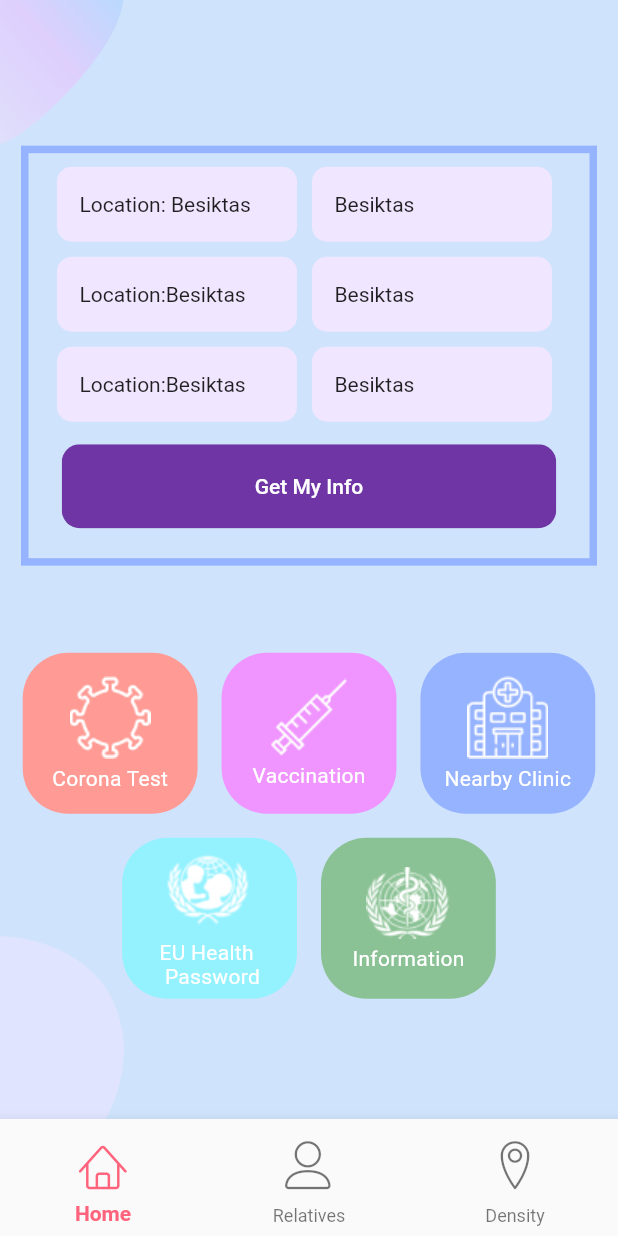
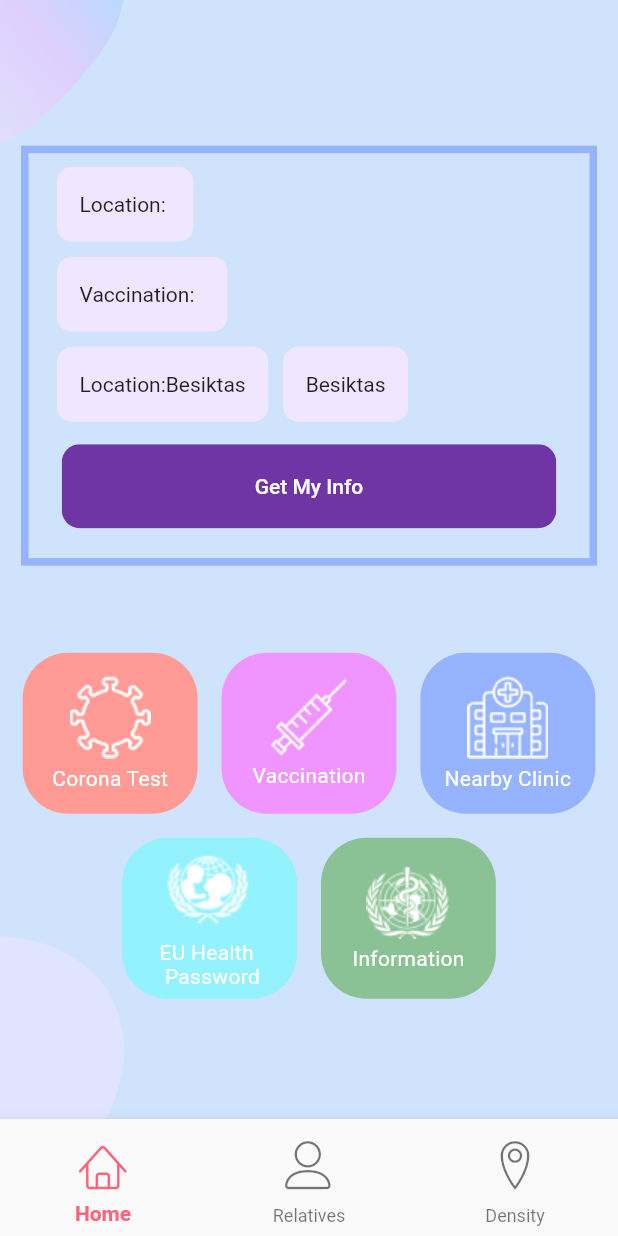
Before and after one commit to burhanemirkeles/capstone_project, a Flutter app: the screen it shows after launch, on a phone screen of 412 x 824 dp. Run offline on Flutter 3.47's test engine with Material 2 defaults, Android fonts, the phone set to English and light mode, and no system bars; our stand-ins replace cloud_firestore, firebase_auth, firebase_core, firebase_database, geolocator, google_fonts and 2 more; missing offline and left inert: geocoder; accounts and stored records are empty.

Commit message:
bug fixed

```diff
--- a/mobile/lib/components/customTextLabelContainer.dart
+++ b/mobile/lib/components/customTextLabelContainer.dart
@@ -22,7 +22,7 @@ class _CustomTextLabelContainerState extends State<CustomTextLabelContainer> {
       alignment: Alignment.center,
       margin: const EdgeInsets.symmetric(vertical: 5, horizontal: 5),
       padding: const EdgeInsets.all(15),
-      width: 160,
+      //width: 160,
       height: 50,
       decoration: BoxDecoration(
         color: kPrimaryLightColor,
--- a/mobile/lib/screens/Home_Page/body.dart
+++ b/mobile/lib/screens/Home_Page/body.dart
@@ -1,17 +1,20 @@
+// ignore_for_file: unused_import, avoid_print, prefer_const_constructors
+
 import 'package:capstone_project/Constants.dart';
 import 'package:capstone_project/components/assets.dart';
 import 'package:capstone_project/components/backgroundForLanding.dart';
 import 'package:capstone_project/components/customTextLabelContainer.dart';
 import 'package:capstone_project/components/roundedButton.dart';
-import 'package:capstone_project/screens/Corona_Test_Page/coronaTestScreen.dart';
 import 'package:capstone_project/screens/EU_Health_Passport_WV_page/eu_health_passport.dart';
 import 'package:capstone_project/screens/Home_Page/Map/map_view.dart';
 import 'package:capstone_project/screens/Home_Page/components/item_card.dart';
 import 'package:capstone_project/screens/Information_Page/information_page.dart';
 import 'package:capstone_project/screens/New_Pages/new_page_for_test.dart';
-import 'package:capstone_project/screens/Vaccination_Page/vaccination_screen.dart';
+import 'package:capstone_project/services/location.dart';
+import 'package:cloud_firestore/cloud_firestore.dart';
 import 'package:flutter/material.dart';
 import "package:capstone_project/screens/Home_Page/components/itemCardConstants.dart";
+import 'package:geolocator/geolocator.dart';
 import 'package:google_fonts/google_fonts.dart';
 
 class Body extends StatefulWidget {
@@ -22,6 +25,14 @@ class Body extends StatefulWidget {
 }
 
 class _BodyState extends State<Body> {
+  Location location = Location();
+  String lat = " ";
+  String lon = " ";
+  String cityName = " ";
+  String vaccineInfo = " ";
+
+  var database = FirebaseFirestore.instance;
+
   @override
   Widget build(BuildContext context) {
     return Scaffold(
@@ -39,23 +50,15 @@ class _BodyState extends State<Body> {
                         children: const [
                           CustomTextLabelContainer(
                             childWidgetOne: Text("Location: "),
-                            childWidgetTwo: Text("Besiktas"),
-                          ),
-                          CustomTextLabelContainer(
-                            childWidgetOne: Text(""),
-                            childWidgetTwo: Text("Besiktas"),
+                            childWidgetTwo: Text(""),
                           ),
                         ],
                       ),
                       Row(
-                        children: const [
+                        children: [
                           CustomTextLabelContainer(
-                            childWidgetOne: Text("Location:"),
-                            childWidgetTwo: Text("Besiktas"),
-                          ),
-                          CustomTextLabelContainer(
-                            childWidgetOne: Text(""),
-                            childWidgetTwo: Text("Besiktas"),
+                            childWidgetOne: Text("Vaccination: "),
+                            childWidgetTwo: Text(vaccineInfo),
                           ),
                         ],
                       ),
@@ -73,7 +76,11 @@ class _BodyState extends State<Body> {
                       ),
                       RoundedButton(
                         text: "Get My Info",
-                        onPress: () {},
+                        onPress: () {
+                          setState(() {
+                            vaccineInfo = "Biontech";
+                          });
+                        },
                       ),
                     ],
                   ),
@@ -114,7 +121,7 @@ class _BodyState extends State<Body> {
 
   ItemCard _itemCardOfCoronaTest() {
     return ItemCard(
-      routePage: const CoronaTestWebView(),
+      routePage: const NewPage(),
       image: Image.asset(ImageAssets().coronaIcon, alignment: Alignment.center),
       color: ItemCardConstants().coronaTestItemColor,
       widget: Text(
@@ -126,7 +133,7 @@ class _BodyState extends State<Body> {
 
   ItemCard _itemCardOfVaccination() {
     return ItemCard(
-      routePage: const VaccinationPage(),
+      routePage: const NewPage(),
       image:
           Image.asset(ImageAssets().vaccineIcon, alignment: Alignment.center),
       color: ItemCardConstants().vaccinationItemColor,
--- /dev/null
+++ b/mobile/lib/services/location.dart
@@ -0,0 +1,67 @@
+// ignore_for_file: avoid_print, import_of_legacy_library_into_null_safe
+
+import 'package:cloud_firestore/cloud_firestore.dart';
+import 'package:geolocator/geolocator.dart';
+import 'dart:async';
+import 'package:geocoder/geocoder.dart';
+
+class Location {
+  /*
+  Future<void> getCurrentLocation() async {
+    try {
+      Position position = await Geolocator.getCurrentPosition(
+          desiredAccuracy: LocationAccuracy.low);
+      latitude = position.latitude;
+      longitude = position.longitude;
+    } catch (e) {
+      print("error");
+    }
+  }
+*/
+/*
+  Future<void> getCurrentCity(
+    FirebaseFirestore db,
+    String email,
+  ) async {
+    try {
+      final ref = db.collection("locationAndUserInfo").doc("email");
+      final docSnap = await ref.get();
+      final data = docSnap.data();
+      latitude = data!['lat'];
+      longitude = data['lon'];
+      final Coordinates coordinates = Coordinates(latitude, longitude);
+      final address =
+          await Geocoder.local.findAddressesFromCoordinates(coordinates);
+      var first = address.first.addressLine;
+      print(first);
+
+      print(latitude);
+      print(longitude);
+    } catch (e) {
+      print(e);
+    }
+  }
+*/
+/*
+  Future<void> sendLocationDataToFirestore(
+    FirebaseFirestore database,
+    String email,
+    double latitude,
+    double longitude,
+  ) async {
+    double lat = latitude;
+    double lon = longitude;
+    String mail = email;
+    final newData = <String, dynamic>{
+      "lat": lat,
+      "lon": lon,
+      "email": mail,
+    };
+    database
+        .collection("locationAndUserInfo")
+        .doc(email)
+        .set(newData)
+        .onError((e, _) => print("Error writing document: $e"));
+  }
+  */
+}
--- a/mobile/pubspec.yaml
+++ b/mobile/pubspec.yaml
@@ -36,7 +36,8 @@ dependencies:
   firebase_auth_web: ^3.3.16
   firebase_database: ^9.0.15
   cloud_firestore: ^3.1.17
-
+  geolocator: ^8.2.1
+  geocoder: ^0.2.1
 
 
 dev_dependencies:
```
Also changed, not shown: mobile/pubspec.lock, 2 other files.
